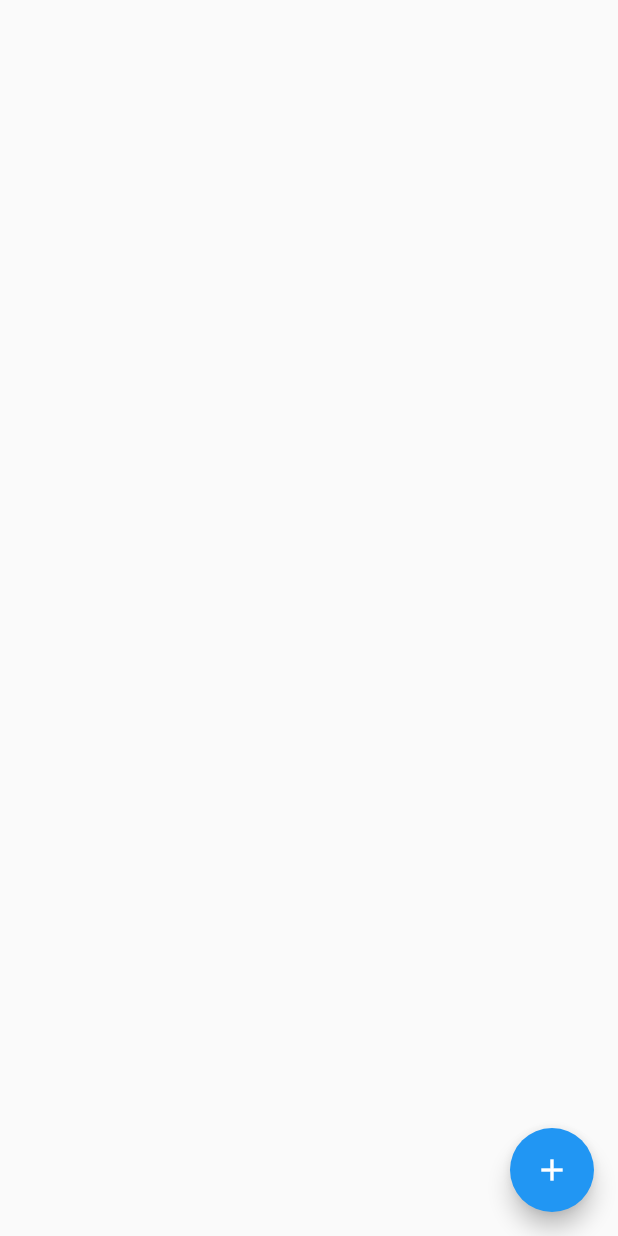
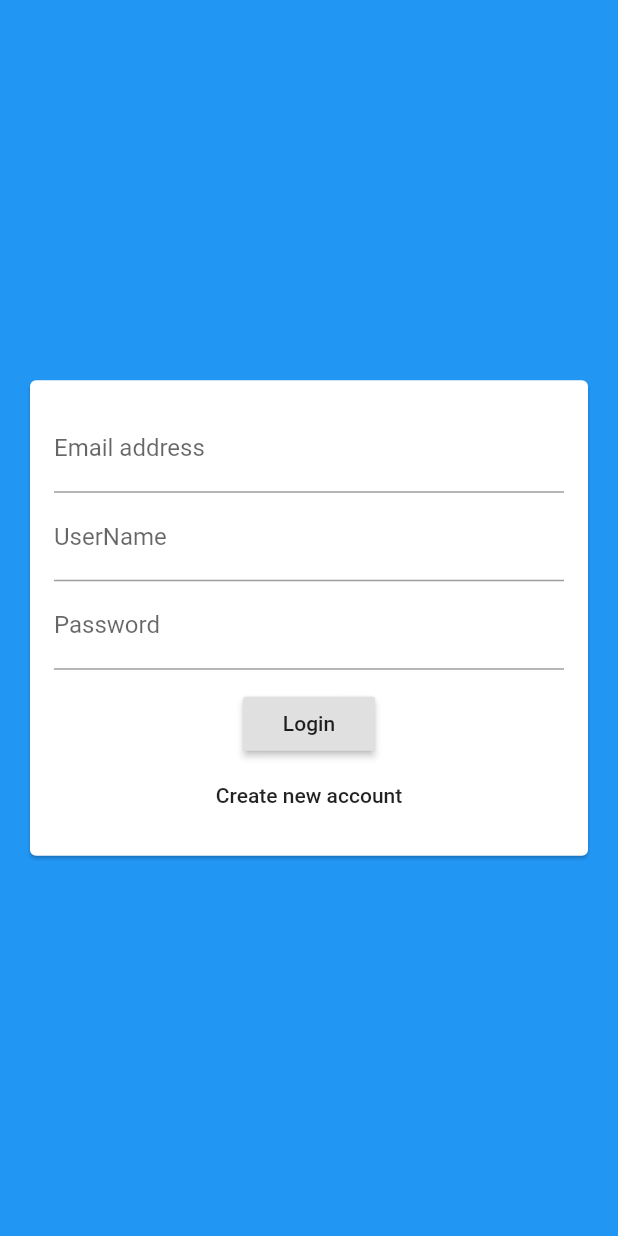
Before and after one commit to kicok/flutter_chat_push_app, a Flutter app: the screen it shows after launch, on a phone screen of 412 x 824 dp. Run offline on Flutter 3.47's test engine with Material 2 defaults, Android fonts, the phone set to English and light mode, and no system bars; our stand-ins replace cloud_firestore, firebase_core; accounts and stored records are empty.

Commit message:
A Basic Authentication Screen

```diff
--- a/lib/main.dart
+++ b/lib/main.dart
@@ -1,6 +1,7 @@
 import 'package:flutter/material.dart';
 
 import './screens/chat_screen.dart';
+import './screens/auth_screen.dart';
 
 void main() {
   runApp(MyApp());
@@ -15,7 +16,7 @@ class MyApp extends StatelessWidget {
         primarySwatch: Colors.blue,
         visualDensity: VisualDensity.adaptivePlatformDensity,
       ),
-      home: CahtScreen(),
+      home: AuthScreen(),
     );
   }
 }
--- a/lib/screens/auth_screen.dart
+++ b/lib/screens/auth_screen.dart
@@ -0,0 +1,18 @@
+import 'package:flutter/material.dart';
+
+import '../widgets/auth_form.dart';
+
+class AuthScreen extends StatefulWidget {
+  @override
+  _AuthScreenState createState() => _AuthScreenState();
+}
+
+class _AuthScreenState extends State<AuthScreen> {
+  @override
+  Widget build(BuildContext context) {
+    return Scaffold(
+      backgroundColor: Theme.of(context).primaryColor,
+      body: AuthForm(),
+    );
+  }
+}
--- /dev/null
+++ b/lib/widgets/auth_form.dart
@@ -0,0 +1,52 @@
+import 'package:flutter/material.dart';
+
+class AuthForm extends StatefulWidget {
+  @override
+  _AuthFormState createState() => _AuthFormState();
+}
+
+class _AuthFormState extends State<AuthForm> {
+  @override
+  Widget build(BuildContext context) {
+    return Center(
+      child: Card(
+        margin: EdgeInsets.all(20),
+        child: SingleChildScrollView(
+          child: Padding(
+            padding: EdgeInsets.all(16),
+            child: Form(
+              child: Column(
+                mainAxisSize:
+                    MainAxisSize.min, // 열의 높이가 가능한한 많이 차지하지 않고 필요한 만큼만 확보
+                children: [
+                  TextFormField(
+                    keyboardType: TextInputType.emailAddress,
+                    decoration: InputDecoration(
+                      labelText: 'Email address',
+                    ),
+                  ),
+                  TextFormField(
+                    decoration: InputDecoration(labelText: 'UserName'),
+                  ),
+                  TextFormField(
+                    decoration: InputDecoration(labelText: 'Password'),
+                    obscureText: true, // password 문자를 다른문자로 가리기
+                  ),
+                  SizedBox(height: 12),
+                  RaisedButton(
+                    child: Text('Login'),
+                    onPressed: () {},
+                  ),
+                  FlatButton(
+                    child: Text('Create new account'),
+                    onPressed: () {},
+                  )
+                ],
+              ),
+            ),
+          ),
+        ),
+      ),
+    );
+  }
+}
```
